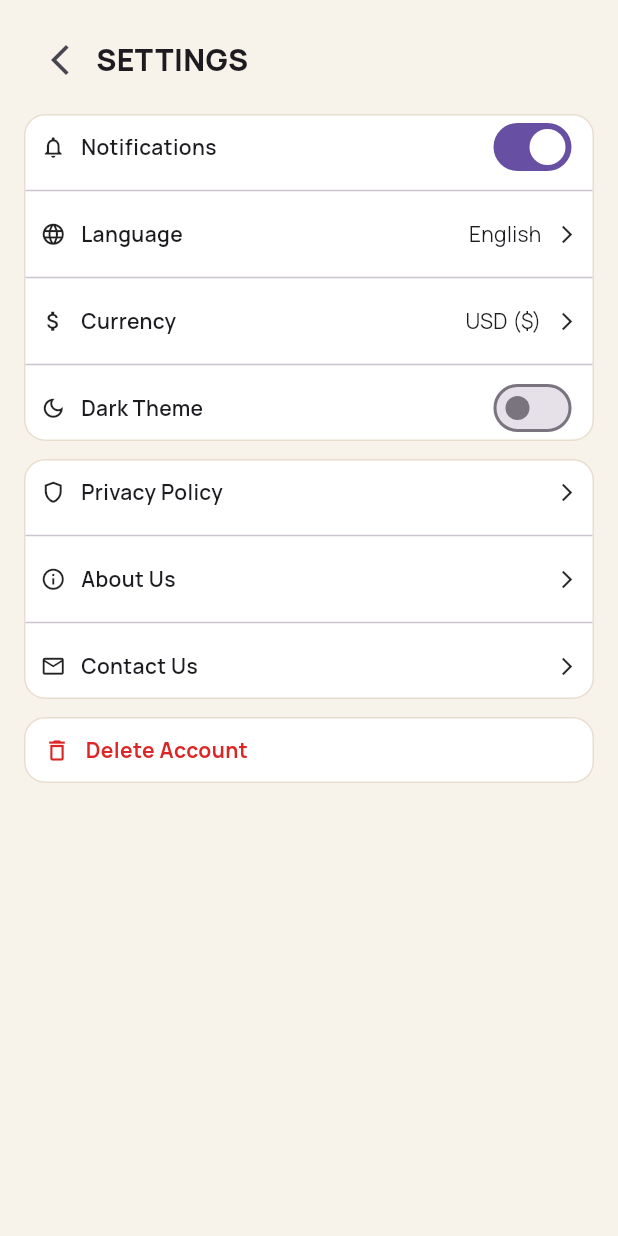
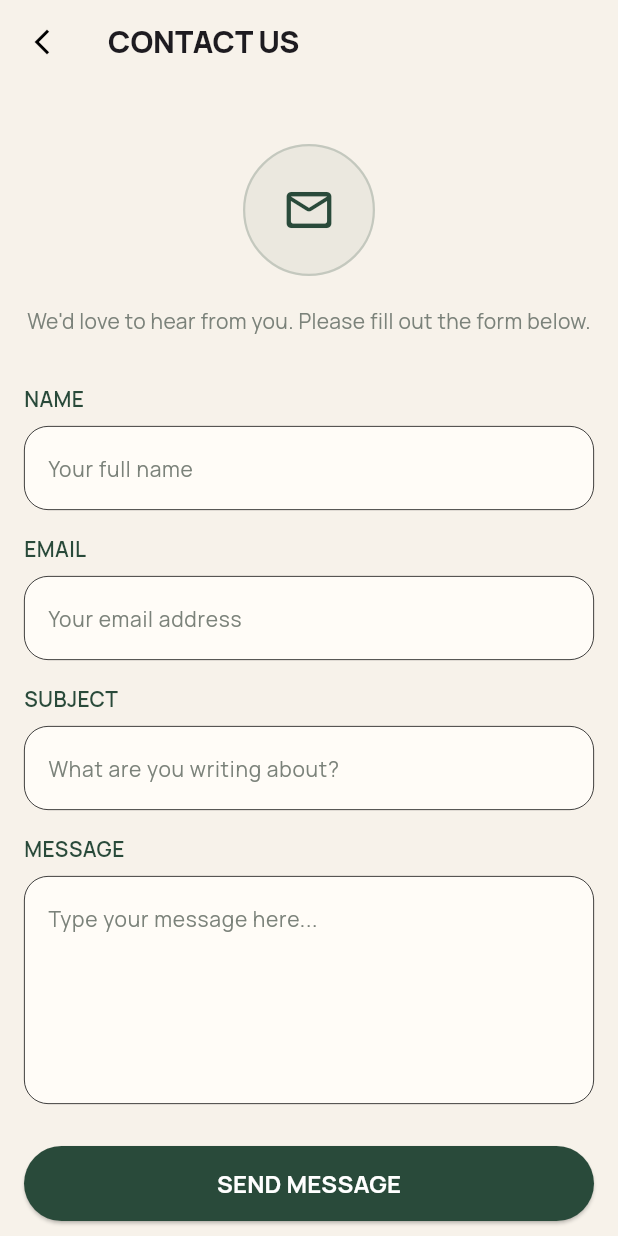
Before and after one commit to hatemrihan/NTI---Finall, a Flutter app: the SettingsScreen screen opened directly, after a tap on "Contact Us", on a phone screen of 412 x 824 dp. Run offline on Flutter 3.47's test engine with Material 3 defaults, Android fonts, the phone set to English and light mode, and no system bars; our stand-ins replace dio, flutter_svg.

Commit message:
created contact_us screen and connect it with settings screen

```diff
--- a/lib/main.dart
+++ b/lib/main.dart
@@ -1,4 +1,6 @@
+import 'package:final_project/screens/contact_us_screen.dart';
 import 'package:final_project/screens/onBoarding1_screen.dart';
+import 'package:final_project/screens/settings_screen.dart';
 import 'package:flutter/material.dart';
 
 void main() {
@@ -14,7 +16,8 @@ class NEMOStore extends StatelessWidget {
     return MaterialApp(
       theme: ThemeData(fontFamily: "Manrope"),
       debugShowCheckedModeBanner: false,
-      home: Onboarding1Screen(),
+      // home: Onboarding1Screen(),
+      home: ContactUsScreen(),
     );
   }
 }
--- /dev/null
+++ b/lib/screens/contact_us_screen.dart
@@ -0,0 +1,213 @@
+import 'package:final_project/app_colors.dart';
+import 'package:final_project/app_styles.dart';
+import 'package:final_project/widgets/custom_appBar_widget.dart';
+import 'package:final_project/widgets/custom_container_row.dart';
+import 'package:final_project/widgets/custom_elevated_buttom.dart';
+import 'package:final_project/widgets/custom_text_field.dart';
+import 'package:flutter/material.dart';
+
+class ContactUsScreen extends StatelessWidget {
+  ContactUsScreen({super.key});
+
+  final List<Map<String, dynamic>> channels = [
+    {
+      'icon': Icons.email_outlined,
+      'label': 'Email',
+      'value': 'hello@noma-curated.com',
+    },
+    {
+      'icon': Icons.phone_outlined,
+      'label': 'Phone',
+      'value': '+1 (800) 555-NOMA',
+    },
+    {
+      'icon': Icons.location_on_outlined,
+      'label': 'Studio',
+      'value': '742 Minimalist Way, Suite 10, CA',
+    },
+  ];
+
+  @override
+  Widget build(BuildContext context) {
+    return Scaffold(
+      backgroundColor: AppColors.backgroundClr,
+      appBar: CustomAppbarWidget(
+        title: 'Contact Us',
+        onBackPressed: () => Navigator.pop(context),
+      ),
+      body: SafeArea(
+        child: SingleChildScrollView(
+          child: Padding(
+            padding: const EdgeInsets.all(16),
+            child: Column(
+              children: [
+                const SizedBox(height: 24),
+
+                Container(
+                  width: 88,
+                  height: 88,
+                  decoration: BoxDecoration(
+                    shape: BoxShape.circle,
+                    border: Border.all(
+                      color: AppColors.primaryClr.withValues(alpha: 0.2),
+                      width: 1.5,
+                    ),
+                    color: AppColors.primaryClr.withValues(alpha: 0.06),
+                  ),
+                  child: const Icon(
+                    Icons.mail_outline_rounded,
+                    size: 36,
+                    color: AppColors.primaryClr,
+                  ),
+                ),
+
+                const SizedBox(height: 20),
+
+                Text(
+                  "We'd love to hear from you. Please fill out the form below.",
+                  textAlign: TextAlign.center,
+                  style: AppStyles.style14Regular.copyWith(
+                    color: AppColors.grayClr,
+                  ),
+                ),
+
+                const SizedBox(height: 32),
+
+                CustomTextField(title: 'NAME', hintText: 'Your full name'),
+                const SizedBox(height: 16),
+
+                CustomTextField(title: 'EMAIL', hintText: 'Your email address'),
+                const SizedBox(height: 16),
+
+                CustomTextField(
+                  title: 'SUBJECT',
+                  hintText: 'What are you writing about?',
+                ),
+                const SizedBox(height: 16),
+
+                buildMultilineField(
+                  title: 'MESSAGE',
+                  hintText: 'Type your message here...',
+                ),
+
+                const SizedBox(height: 28),
+
+                CustomElevatedButton(text: 'SEND MESSAGE', onPressed: () {}),
+
+                const SizedBox(height: 32),
+
+                SettingsContainer(
+                  children: [
+                    Padding(
+                      padding: const EdgeInsets.all(16),
+                      child: Column(
+                        crossAxisAlignment: CrossAxisAlignment.start,
+                        children: [
+                          Text(
+                            'ALTERNATIVE CHANNELS',
+                            style: AppStyles.style14Bold.copyWith(
+                              fontFamily: 'Manrope',
+                              color: AppColors.primaryClr,
+                            ),
+                          ),
+                          SizedBox(height: 8),
+                          ListView.separated(
+                            shrinkWrap: true,
+                            physics: const NeverScrollableScrollPhysics(),
+                            itemCount: channels.length,
+                            separatorBuilder: (context, index) =>
+                                Divider(height: 24),
+                            itemBuilder: (context, index) {
+                              final channel = channels[index];
+                              return buildInfoRow(
+                                icon: channel['icon'],
+                                label: channel['label'],
+                                value: channel['value'],
+                              );
+                            },
+                          ),
+                        ],
+                      ),
+                    ),
+                  ],
+                ),
+
+                const SizedBox(height: 24),
+              ],
+            ),
+          ),
+        ),
+      ),
+    );
+  }
+
+  static Widget buildMultilineField({
+    required String title,
+    required String hintText,
+  }) {
+    return Column(
+      spacing: 8,
+      crossAxisAlignment: CrossAxisAlignment.start,
+      children: [
+        Text(
+          title,
+          style: AppStyles.style14SemiBold.copyWith(
+            fontFamily: 'Manrope',
+            color: AppColors.primaryClr,
+          ),
+        ),
+        TextField(
+          maxLines: 5,
+          decoration: InputDecoration(
+            filled: true,
+            fillColor: AppColors.bottomBackgroundClr,
+            hintText: hintText,
+            hintStyle: AppStyles.style14Regular.copyWith(
+              color: AppColors.grayClr,
+            ),
+            enabledBorder: OutlineInputBorder(
+              borderRadius: BorderRadius.circular(16),
+              borderSide: const BorderSide(width: 0.5),
+            ),
+            focusedBorder: OutlineInputBorder(
+              borderRadius: BorderRadius.circular(16),
+              borderSide: const BorderSide(
+                color: AppColors.primaryClr,
+                width: 1.5,
+              ),
+            ),
+          ),
+        ),
+      ],
+    );
+  }
+
+  static Widget buildInfoRow({
+    required IconData icon,
+    required String label,
+    required String value,
+  }) {
+    return Row(
+      crossAxisAlignment: CrossAxisAlignment.start,
+      children: [
+        Icon(icon, size: 20, color: AppColors.primaryClr),
+        const SizedBox(width: 12),
+        Expanded(
+          child: Column(
+            crossAxisAlignment: CrossAxisAlignment.start,
+            children: [
+              Text(label, style: AppStyles.style14Bold),
+              const SizedBox(height: 2),
+              Text(
+                value,
+                style: AppStyles.style13Regular.copyWith(
+                  color: AppColors.grayClr,
+                ),
+              ),
+            ],
+          ),
+        ),
+      ],
+    );
+  }
+}
--- a/lib/screens/settings_screen.dart
+++ b/lib/screens/settings_screen.dart
@@ -1,5 +1,6 @@
 import 'package:final_project/app_colors.dart';
 import 'package:final_project/app_styles.dart';
+import 'package:final_project/screens/contact_us_screen.dart';
 import 'package:final_project/widgets/custom_container_row.dart';
 import 'package:final_project/widgets/custom_row.dart';
 import 'package:flutter/material.dart';
@@ -17,7 +18,7 @@ class SettingsScreenState extends State<SettingsScreen> {
   @override
   Widget build(BuildContext context) {
     return Scaffold(
-      backgroundColor:  AppColors.backgroundClr,
+      backgroundColor: AppColors.backgroundClr,
 
       body: SafeArea(
         child: Padding(
@@ -25,7 +26,6 @@ class SettingsScreenState extends State<SettingsScreen> {
           child: Column(
             crossAxisAlignment: CrossAxisAlignment.start,
             children: [
-
               Row(
                 children: [
                   IconButton(
@@ -33,15 +33,11 @@ class SettingsScreenState extends State<SettingsScreen> {
                     icon: const Icon(Icons.arrow_back_ios_new),
                   ),
 
-                  const Text(
-                    'SETTINGS',
-                    style: AppStyles.style20ExtraBold
-                  ),
+                  const Text('SETTINGS', style: AppStyles.style20ExtraBold),
                 ],
               ),
 
               const SizedBox(height: 12),
-
 
               SettingsContainer(
                 children: [
@@ -60,9 +56,7 @@ class SettingsScreenState extends State<SettingsScreen> {
                   Divider(),
 
                   InkWell(
-                    onTap: () {
-
-                    },
+                    onTap: () {},
                     child: SettingsRow(
                       icon: Icons.language,
                       title: 'Language',
@@ -76,11 +70,9 @@ class SettingsScreenState extends State<SettingsScreen> {
                       ),
                     ),
                   ),
-                   Divider(),
+                  Divider(),
                   InkWell(
-                    onTap: () {
-
-                    },
+                    onTap: () {},
                     child: SettingsRow(
                       icon: Icons.attach_money,
                       title: 'Currency',
@@ -94,11 +86,9 @@ class SettingsScreenState extends State<SettingsScreen> {
                       ),
                     ),
                   ),
-                   Divider(),
+                  Divider(),
                   InkWell(
-                    onTap: () {
-
-                    },
+                    onTap: () {},
                     child: SettingsRow(
                       icon: Icons.dark_mode_outlined,
                       title: 'Dark Theme',
@@ -106,8 +96,8 @@ class SettingsScreenState extends State<SettingsScreen> {
                         value: value2,
                         onChanged: (newvalue2) {
                           setState(() {
-                          value2 = newvalue2;
-                        });
+                            value2 = newvalue2;
+                          });
                         },
                       ),
                     ),
@@ -117,55 +107,45 @@ class SettingsScreenState extends State<SettingsScreen> {
 
               const SizedBox(height: 12),
 
-
               SettingsContainer(
                 children: [
                   InkWell(
-                    onTap: () {
-
-                    },
+                    onTap: () {},
                     child: SettingsRow(
                       icon: Icons.shield_outlined,
                       title: 'Privacy Policy',
-                      trailing: const Icon(
-                        Icons.arrow_forward_ios,
-                        size: 14,
-                      ),
+                      trailing: const Icon(Icons.arrow_forward_ios, size: 14),
                     ),
                   ),
-                   Divider(),
+                  Divider(),
                   InkWell(
-                    onTap: () {
-
-                    },
+                    onTap: () {},
                     child: SettingsRow(
                       icon: Icons.info_outline,
                       title: 'About Us',
-                      trailing: const Icon(
-                        Icons.arrow_forward_ios,
-                        size: 14,
-                      ),
+                      trailing: const Icon(Icons.arrow_forward_ios, size: 14),
                     ),
                   ),
-                   Divider(),
+                  Divider(),
                   InkWell(
                     onTap: () {
-
+                      Navigator.pushReplacement(
+                        context,
+                        MaterialPageRoute(
+                          builder: (context) => ContactUsScreen(),
+                        ),
+                      );
                     },
                     child: SettingsRow(
                       icon: Icons.mail_outline,
                       title: 'Contact Us',
-                      trailing: const Icon(
-                        Icons.arrow_forward_ios,
-                        size: 14,
-                      ),
+                      trailing: const Icon(Icons.arrow_forward_ios, size: 14),
                     ),
                   ),
                 ],
               ),
 
               const SizedBox(height: 12),
-
 
               InkWell(
                 onTap: () {},
@@ -192,9 +172,9 @@ class SettingsScreenState extends State<SettingsScreen> {
                       Text(
                         'Delete Account',
                         style: TextStyle(
-                          color:AppColors.redClr,
+                          color: AppColors.redClr,
                           fontSize: 14,
-                          fontWeight: FontWeight.bold
+                          fontWeight: FontWeight.bold,
                         ),
                       ),
                     ],
--- a/lib/widgets/custom_container_row.dart
+++ b/lib/widgets/custom_container_row.dart
@@ -2,9 +2,7 @@ import 'package:final_project/app_colors.dart';
 import 'package:flutter/material.dart';
 
 class SettingsContainer extends StatelessWidget {
-  const SettingsContainer({super.key,
-    required this.children,
-  });
+  const SettingsContainer({super.key, required this.children});
 
   final List<Widget> children;
 
@@ -14,13 +12,9 @@ class SettingsContainer extends StatelessWidget {
       decoration: BoxDecoration(
         color: AppColors.whiteClr,
         borderRadius: BorderRadius.circular(14),
-        border: Border.all(
-          color:  const Color.fromARGB(255, 232, 222, 208),
-        ),
+        border: Border.all(color: const Color.fromARGB(255, 232, 222, 208)),
       ),
-      child: Column(
-        children: children,
-      ),
+      child: Column(children: children),
     );
   }
 }
```
